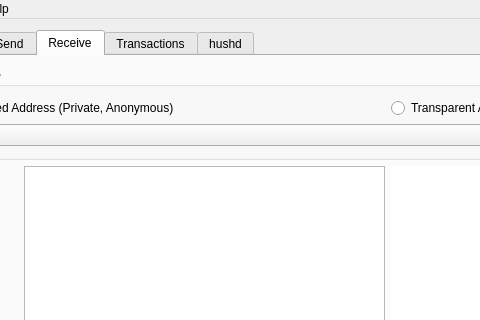
Above: src/mainwindow.ui from the-hempcoin-foundation/SilentDragon before the change; both pictures show x 96 to 576 and y 0 to 320 of the 968 by 616 pixel window. Below: the same form after it.
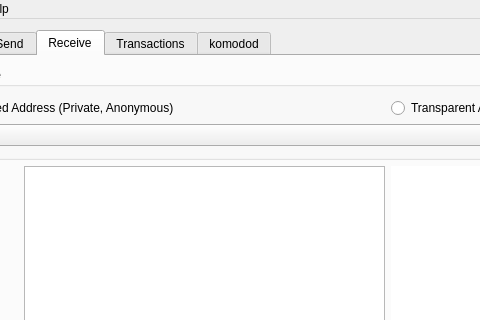
That is the form after the change. Icons and pictures are not drawn. Custom widgets are drawn as their Qt base class.

```diff
--- a/src/mainwindow.ui
+++ b/src/mainwindow.ui
@@ -938,7 +938,7 @@
 
       <widget class="QWidget" name="tab_5">
        <attribute name="title">
-        <string>hushd</string>
+        <string>komodod</string>
        </attribute>
        <layout class="QVBoxLayout" name="verticalLayout_7">
         <item>
```
Left out of the diff: 2 changed lines with no effect on the pictures.
